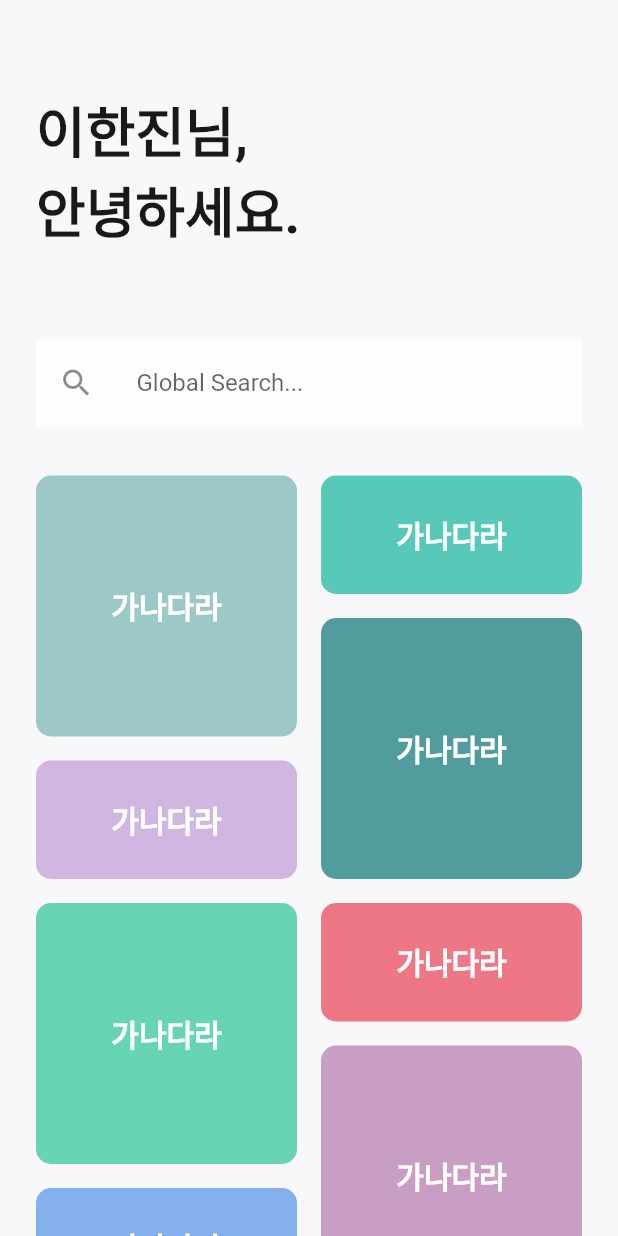
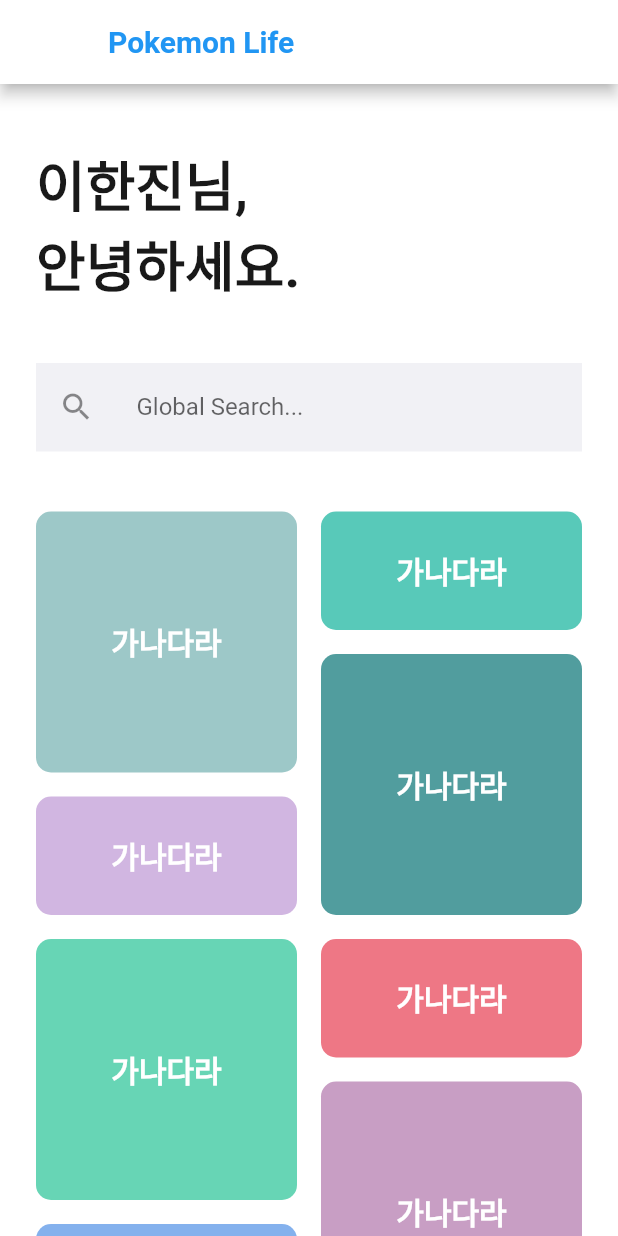
Before and after one commit to 1eehanjin/pokemonGuideApp, a Flutter app: the screen it shows after launch, on a phone screen of 412 x 824 dp. Run offline on Flutter 3.47's test engine with Material 2 defaults, Android fonts, the phone set to English and light mode, and no system bars; our stand-ins replace drop_shadow_image, get, wave; Roboto replaces fonts that are missing (NotoSansCJKkr).

Commit message:
컴포넌트 정리

```diff
--- a/lib/Components/Common/GlobalSearchBar.dart
+++ b/lib/Components/Common/GlobalSearchBar.dart
@@ -1,5 +1,6 @@
 
 import 'package:flutter/material.dart';
+import 'package:pokemon_guides_app/Theme/color.dart';
 
 class GlobalSearchBar extends StatefulWidget {
   const GlobalSearchBar({Key? key}) : super(key: key);
@@ -12,11 +13,10 @@ class _GlobalSearchBarState extends State<GlobalSearchBar> {
   @override
   Widget build(BuildContext context) {
     return Container(
-      color: Colors.white70,
+      color: backgroundColorDark,
       alignment: Alignment.center,
       child: Padding(
         padding: EdgeInsets.only(left: 15, right: 15),
-        //width: MediaQuery.of(context).size.width*0.8,
         child: TextField(
           decoration: InputDecoration(
               floatingLabelBehavior: FloatingLabelBehavior.never,
--- /dev/null
+++ b/lib/Components/MyAppBar/AppTitleText.dart
@@ -0,0 +1,9 @@
+import 'package:flutter/material.dart';
+
+Widget AppTitleText(BuildContext context){
+  return Text(
+      "Pokemon Life", style: TextStyle(
+      fontSize: 20, fontWeight: FontWeight.bold,color:Colors.blue
+    )
+  );
+}
--- /dev/null
+++ b/lib/Components/MyHomePage/TitleText.dart
@@ -0,0 +1,15 @@
+import 'package:flutter/material.dart';
+
+Widget TitleText(BuildContext context){
+  return Container(
+    width: MediaQuery.of(context).size.width,
+
+    alignment: Alignment.centerLeft,
+    child: Text(
+      "이한진님,\n안녕하세요.", style: TextStyle(
+        fontFamily: "NotoSansCJKkr",
+        fontSize: 36, fontWeight: FontWeight.w700,color:Color(0xFF191919)
+    ),
+    ),
+  );
+}
--- a/lib/main.dart
+++ b/lib/main.dart
@@ -1,13 +1,17 @@
 import 'package:drop_shadow_image/drop_shadow_image.dart';
 import 'package:flutter/material.dart';
 import 'package:get/get.dart';
+import 'package:pokemon_guides_app/Components/MyAppBar/AppTitleText.dart';
 import 'package:pokemon_guides_app/Pages/PokemonListView.dart';
+import 'package:pokemon_guides_app/Theme/color.dart';
+import 'package:pokemon_guides_app/Theme/sizes.dart';
 import 'package:pokemon_guides_app/Theme/textStyles.dart';
 import 'package:flutter_staggered_grid_view/flutter_staggered_grid_view.dart';
 import 'package:wave/config.dart';
 import 'package:wave/wave.dart';
 
 import 'Components/Common/GlobalSearchBar.dart';
+import 'Components/MyHomePage/TitleText.dart';
 
 
 void main() => runApp(MyApp());
@@ -28,52 +32,59 @@ class MyHomePage extends StatelessWidget {
 
   Widget build(BuildContext context) {
     return Scaffold(
-      backgroundColor: Color(0xFFF8F8FA),
+      drawer: Drawer(),
+      backgroundColor: backgroundColorWhite,
+      appBar: AppBar(
+
+        backgroundColor: backgroundColorWhite,
+        centerTitle: false,
+        title: AppTitleText(context),
+
+      ),
       body: SafeArea(
         bottom: false,
+        child: Padding(
+          padding: EdgeInsets.only(left: marginSizeSide, right: marginSizeSide),
           child: ListView(
               children: <Widget>[
-            Stack(
+                Column(
                   children: [
-                // WaveWidget(
-                //   waveAmplitude: 20,
-                //   config: CustomConfig(
-                //     colors: [
-                //       Colors.lightBlue,
-                //       Colors.white54,
-                //       Colors.white30,
-                //       Color(0xDDF8F8FA)
-                //     ],
-                //     durations: [35000, 19440, 10800, 6000],
-                //     heightPercentages: [0.12, 0.15, 0.17, 0.2],
-                //     blur: MaskFilter.blur(BlurStyle.solid, 10),
-                //
-                //   ),
-                //
-                //
-                //   size: Size(
-                //       double.infinity,
-                //       1000
-                //   ),
-                // ),
-                Padding(
-                  padding: const EdgeInsets.only(left: 24, right:24),
-                  child: Column(
-                    children: [
-                      SizedBox(height: 60),
-                      MainText(context),
-                      SizedBox(height: 60),
+                    SizedBox(height: marginSizeBlock),
+
+                    TitleText(context),
+
+                    SizedBox(height: marginSizeBlock),
+
                     GlobalSearchBar(),
 
-                      SizedBox(height: 32),
-                      Container(
-                        width: double.infinity,
-                        child: new StaggeredGridView.countBuilder(
+                    SizedBox(height: marginSizeBlock),
+
+                    StaggeredGridView.countBuilder(
+
                       shrinkWrap: true,
                       physics: NeverScrollableScrollPhysics(),
                       crossAxisCount: 4,
                       itemCount: 8,
-                          itemBuilder: (BuildContext context, int index) => new Container(
+
+                      itemBuilder: (BuildContext context, int index) =>
+
+                      GridElement(index),
+                      staggeredTileBuilder: (int index) =>
+                      new StaggeredTile.count(2, index.isEven ? 2 : 1),
+                      mainAxisSpacing: 16.0,
+                      crossAxisSpacing: 16.0,
+                    )
+                  ],
+                ),
+              ]
+          ),
+        ),
+      ),
+    );
+  }
+
+  Widget GridElement(int index){
+    return Container(
         decoration: BoxDecoration(
             borderRadius: BorderRadius.circular(10),
             color: colorList[index]
@@ -87,90 +98,7 @@ class MyHomePage extends StatelessWidget {
             )
             ),
           ),
-                              )),
-                          staggeredTileBuilder: (int index) =>
-                          new StaggeredTile.count(2, index.isEven ? 2 : 1),
-                          mainAxisSpacing: 16.0,
-                          crossAxisSpacing: 16.0,
         )
-                      ),
-                    ],
-                  ),
-                ),
-
-              ],
-            ),
-          ]
-        ),
-      ),
-    );
-  }
-
-
-
-
-  Widget TitleText(BuildContext context){
-    return Container(
-      width: MediaQuery.of(context).size.width,
-
-      alignment: Alignment.centerLeft,
-      child: Text(
-        "Pokemon Life", style: TextStyle(
-        fontSize: 20, fontWeight: FontWeight.bold,color:Colors.blue
-      ),
-      ),
-    );
-  }
-
-  Widget MainText(BuildContext context){
-    return Container(
-      width: MediaQuery.of(context).size.width,
-
-      alignment: Alignment.centerLeft,
-      child: Text(
-        "이한진님,\n안녕하세요.", style: TextStyle(
-        fontFamily: "NotoSansCJKkr",
-          fontSize: 36, fontWeight: FontWeight.w700,color:Color(0xFF191919)
-      ),
-      ),
-    );
-  }
-
-  Widget _pageCard(String imagePath, String name){
-        return MaterialButton(
-          padding: EdgeInsets.all(0),
-          child: Container(
-            decoration: BoxDecoration(
-              borderRadius: BorderRadius.circular(20),
-              color: Colors.white,
-              // boxShadow: [
-              //   BoxShadow(
-              //     color: Color(0x447090B0),
-              //     offset: Offset(0, 16),
-              //     blurRadius: 16
-              //   )
-              // ]
-            ),
-            //width: 200,height: 200,
-            child: Stack(
-              alignment: Alignment.bottomCenter,
-              children: [
-                Positioned(
-                  top: 4,
-                  child: Container(
-                    height: 100,width: 100,
-                      //child: Image.asset("assets/pika.png")
-                  ),
-                ),
-                 Positioned(
-                   bottom:10,
-                    child: Text("가나", style: boldNotoSansCJKkr,))
-              ],
-            )
-          ),
-          onPressed: (){
-            Get.to(PokemonListView());
-          },
     );
   }
 
```
Also changed, not shown: lib/Theme/color.dart (added, +19 -0 lines), lib/Theme/sizes.dart (added, +14 -0 lines), lib/Theme/textStyles.dart (+27 -7 lines), lib/Theme/darkNeumorphicThemeData.dart (added), lib/Theme/lightNeumorphicThemeData.dart (added). Lines whose indentation alone changed are shown as unchanged.
